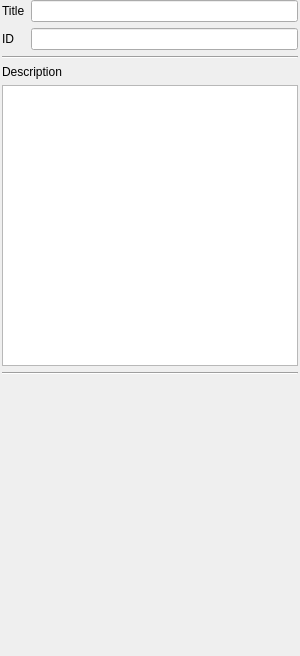
Before: the Qt Designer form ui/XCCDFItemPropertiesDockWidget.ui in OpenSCAP/scap-workbench, drawn with Qt 5.
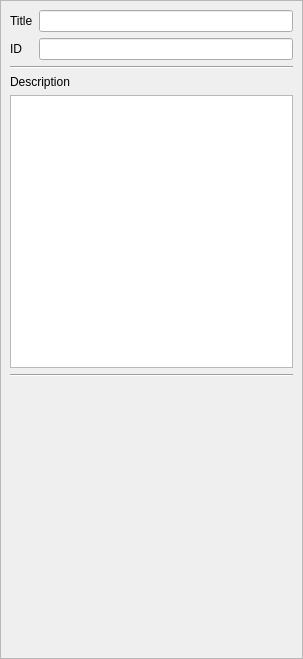
After: the same form once the commit is applied.

Commit message: XCCDF Item properties dock widget is now scrollable and shows description

Diff of the .ui file:
```diff
--- a/ui/XCCDFItemPropertiesDockWidget.ui
+++ b/ui/XCCDFItemPropertiesDockWidget.ui
@@ -6,41 +6,40 @@
    <rect>
     <x>0</x>
     <y>0</y>
-    <width>300</width>
-    <height>656</height>
+    <width>303</width>
+    <height>659</height>
    </rect>
   </property>
   <property name="windowTitle">
    <string>Selected Item Properties</string>
   </property>
   <widget class="QWidget" name="dockWidgetContents">
-   <layout class="QGridLayout" name="gridLayout">
-    <property name="leftMargin">
-     <number>2</number>
-    </property>
-    <property name="topMargin">
+   <layout class="QVBoxLayout" name="verticalLayout">
+    <property name="margin">
      <number>0</number>
     </property>
-    <property name="rightMargin">
-     <number>2</number>
-    </property>
-    <property name="bottomMargin">
-     <number>0</number>
-    </property>
+    <item>
+     <widget class="QScrollArea" name="scrollArea">
+      <property name="widgetResizable">
+       <bool>true</bool>
+      </property>
+      <widget class="QWidget" name="scrollAreaWidgetContents">
+       <property name="geometry">
+        <rect>
+         <x>0</x>
+         <y>0</y>
+         <width>291</width>
+         <height>628</height>
+        </rect>
+       </property>
+       <layout class="QGridLayout" name="gridLayout_2">
     <item row="2" column="0" colspan="2">
-     <widget class="Line" name="line">
+         <widget class="Line" name="line_2">
       <property name="orientation">
        <enum>Qt::Horizontal</enum>
       </property>
      </widget>
     </item>
-    <item row="0" column="1">
-     <widget class="QLineEdit" name="titleLineEdit">
-      <property name="readOnly">
-       <bool>true</bool>
-      </property>
-     </widget>
-    </item>
     <item row="1" column="0">
      <widget class="QLabel" name="idLabel">
       <property name="text">
@@ -51,13 +50,6 @@
       </property>
      </widget>
     </item>
-    <item row="1" column="1">
-     <widget class="QLineEdit" name="idLineEdit">
-      <property name="readOnly">
-       <bool>true</bool>
-      </property>
-     </widget>
-    </item>
     <item row="0" column="0">
      <widget class="QLabel" name="titleLabel">
       <property name="text">
@@ -68,14 +60,31 @@
       </property>
      </widget>
     </item>
-    <item row="3" column="0" colspan="2">
-     <widget class="QLabel" name="descriptionLabel">
-      <property name="text">
-       <string>Description</string>
+        <item row="0" column="1">
+         <widget class="QLineEdit" name="titleLineEdit">
+          <property name="readOnly">
+           <bool>true</bool>
       </property>
      </widget>
     </item>
-    <item row="6" column="1">
+        <item row="1" column="1">
+         <widget class="QLineEdit" name="idLineEdit">
+          <property name="readOnly">
+           <bool>true</bool>
+          </property>
+         </widget>
+        </item>
+        <item row="4" column="0" colspan="2">
+         <widget class="QTextEdit" name="descriptionTextEdit"/>
+        </item>
+        <item row="5" column="0" colspan="2">
+         <widget class="Line" name="line">
+          <property name="orientation">
+           <enum>Qt::Horizontal</enum>
+          </property>
+         </widget>
+        </item>
+        <item row="6" column="0" colspan="2">
      <spacer name="verticalSpacer">
       <property name="orientation">
        <enum>Qt::Vertical</enum>
@@ -88,23 +97,20 @@
       </property>
      </spacer>
     </item>
-    <item row="4" column="0" colspan="2">
-     <widget class="QTextEdit" name="descriptionTextEdit"/>
-    </item>
-    <item row="5" column="0" colspan="2">
-     <widget class="Line" name="line_2">
-      <property name="orientation">
-       <enum>Qt::Horizontal</enum>
+        <item row="3" column="0" colspan="2">
+         <widget class="QLabel" name="descriptionLabel">
+          <property name="text">
+           <string>Description</string>
       </property>
      </widget>
     </item>
    </layout>
   </widget>
  </widget>
- <tabstops>
-  <tabstop>titleLineEdit</tabstop>
-  <tabstop>idLineEdit</tabstop>
- </tabstops>
+    </item>
+   </layout>
+  </widget>
+ </widget>
  <resources/>
  <connections/>
 </ui>
```
Lines whose indentation alone changed are shown as unchanged. The commit also changes 1 other file.
